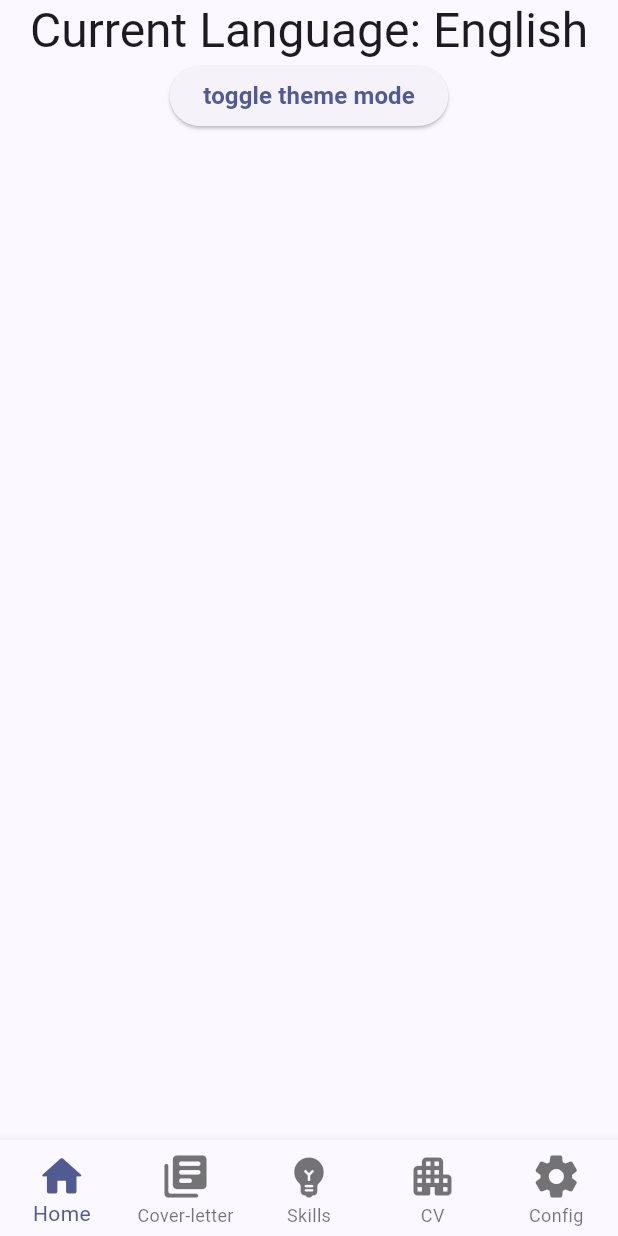
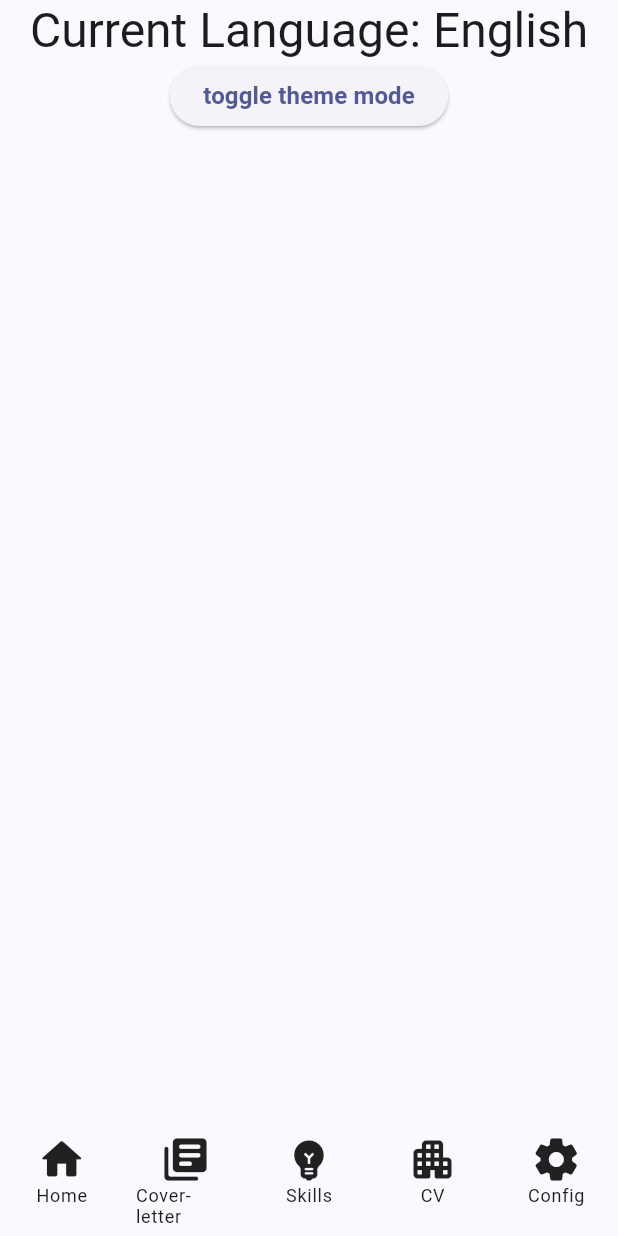
Before and after one commit to HwangSooHyeon/resume, a Flutter app: the screen it shows after launch, on a phone screen of 412 x 824 dp. Run offline on Flutter 3.47's test engine with Material 3 defaults, Android fonts, the phone set to English and light mode, and no system bars; our stand-ins replace flutter_riverpod, go_router, riverpod_annotation; generated files the repository leaves out were written again; Roboto replaces fonts that are missing (NanumSquareNeo).

Commit message:
feat: change BottomNavigationWidget to CustomAnimatedInkWell and fix some parameters

```diff
--- a/lib/entity/enum/bottom_navigation_enum.dart
+++ b/lib/entity/enum/bottom_navigation_enum.dart
@@ -27,12 +27,20 @@ enum BottomNavigationEnum {
         },
       );
 
-  BottomNavigationBarItem bottomNavigationBarItem(BuildContext context) =>
-      BottomNavigationBarItem(
-        label: label(context),
-        icon: CustomAnimatedInkWell(
-          width: context.width / 5,
-          child: icon,
+  Widget bottomNavigationBarItem(BuildContext context) => CustomAnimatedInkWell(
+        width: (context.width) / 5,
+        height: 84,
+        padding: const EdgeInsets.symmetric(horizontal: 4, vertical: 8),
+        borderRadius: BorderRadius.circular(10),
+        child: Column(
+          mainAxisSize: MainAxisSize.min,
+          children: [
+            icon,
+            Text(
+              label(context),
+              style: context.textTheme.labelSmall,
+            ),
+          ],
         ),
       );
 
--- a/lib/util/router/custom_router.dart
+++ b/lib/util/router/custom_router.dart
@@ -3,8 +3,6 @@ import 'package:go_router/go_router.dart';
 import 'package:resume/entity/enum/bottom_navigation_enum.dart';
 import 'package:resume/page/home_screen.dart';
 import 'package:resume/page/splash_page.dart';
-import 'package:resume/util/extension/build_context_extension.dart';
-import 'package:resume/util/theme/custom_theme.dart';
 import 'package:resume/widget/common/default_layout.dart';
 
 class CustomRouter {
@@ -24,23 +22,15 @@ class CustomRouter {
         navigatorKey: _shellNavigatorKey,
         builder: (context, __, body) => DefaultLayout(
           body: body,
-          bottomNavigationBar: Theme(
-            data: CustomTheme.themeData(
-              isDark: context.theme.brightness == Brightness.dark,
-            ).copyWith(
-              highlightColor: Colors.transparent,
-              splashFactory: NoSplash.splashFactory,
-            ),
-            child: BottomNavigationBar(
-              type: BottomNavigationBarType.fixed,
-              items: BottomNavigationEnum.values
+          bottomNavigationBar: Row(
+            mainAxisAlignment: MainAxisAlignment.spaceBetween,
+            children: BottomNavigationEnum.values
                 .map(
                   (element) => element.bottomNavigationBarItem(
                 context,
               ),
             )
                 .toList(),
-            ),
           ),
         ),
         routes: [
--- a/lib/widget/common/custom_animated_ink_well.dart
+++ b/lib/widget/common/custom_animated_ink_well.dart
@@ -6,6 +6,7 @@ class CustomAnimatedInkWell extends StatefulWidget {
     this.padding,
     this.borderRadius,
     this.width,
+    this.height,
     this.onTap,
     required this.child,
   });
@@ -13,6 +14,7 @@ class CustomAnimatedInkWell extends StatefulWidget {
   final EdgeInsetsGeometry? padding;
   final BorderRadius? borderRadius;
   final double? width;
+  final double? height;
   final Function()? onTap;
   final Widget child;
 
@@ -26,11 +28,13 @@ class _CustomAnimatedInkWellState extends State<CustomAnimatedInkWell> {
   @override
   Widget build(BuildContext context) {
     return Ink(
+      width: widget.width,
+      height: widget.height,
       padding: widget.padding == null
           ? null
           : EdgeInsets.symmetric(
-              horizontal: widget.padding!.horizontal * 0.3,
-              vertical: widget.padding!.vertical * 0.3,
+              horizontal: widget.padding!.horizontal * 0.4,
+              vertical: widget.padding!.vertical * 0.4,
             ),
       child: InkWell(
         onTap: widget.onTap,
@@ -41,12 +45,14 @@ class _CustomAnimatedInkWellState extends State<CustomAnimatedInkWell> {
         },
         borderRadius: widget.borderRadius,
         child: Ink(
-          width: widget.width,
+          width: widget.width == null
+              ? null
+              : widget.width! - (widget.padding?.horizontal ?? 0) * 2,
           padding: widget.padding == null
               ? null
               : EdgeInsets.symmetric(
-                  horizontal: widget.padding!.horizontal * 0.7,
-                  vertical: widget.padding!.vertical * 0.7,
+                  horizontal: widget.padding!.horizontal * 0.6,
+                  vertical: widget.padding!.vertical * 0.6,
                 ),
           child: AnimatedScale(
             scale: _scale,
```
Also changed, not shown: 2 other files. Lines whose indentation alone changed are shown as unchanged.
